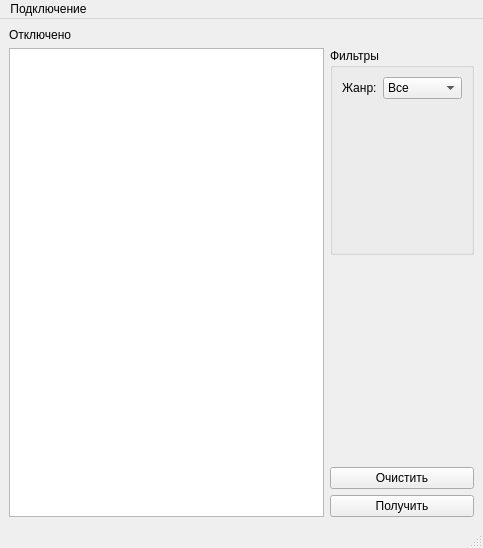
The window that lesson_8/mainwindow.ui (VaryamoAratar/homeWorkQt) describes before a commit, drawn with Qt 5.
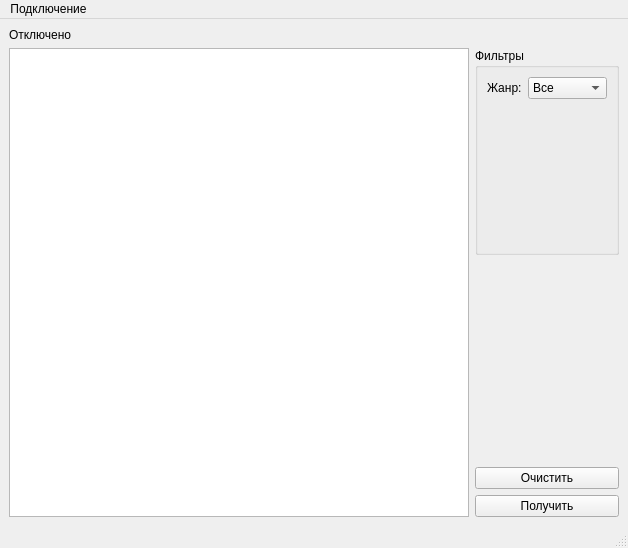
The same window after the commit.

Diff of the .ui file:
```diff
--- a/lesson_8/mainwindow.ui
+++ b/lesson_8/mainwindow.ui
@@ -6,7 +6,7 @@
    <rect>
     <x>0</x>
     <y>0</y>
-    <width>483</width>
+    <width>624</width>
     <height>548</height>
    </rect>
   </property>
@@ -118,7 +118,14 @@
      </widget>
     </item>
     <item row="1" column="0" rowspan="4">
-     <widget class="QTableView" name="tbV_tableOut"/>
+     <widget class="QTableView" name="tbV_tableOut">
+      <property name="minimumSize">
+       <size>
+        <width>460</width>
+        <height>0</height>
+       </size>
+      </property>
+     </widget>
     </item>
    </layout>
   </widget>
@@ -127,8 +134,8 @@
     <rect>
      <x>0</x>
      <y>0</y>
-     <width>483</width>
-     <height>25</height>
+     <width>624</width>
+     <height>21</height>
     </rect>
    </property>
    <widget class="QMenu" name="menu">
```
